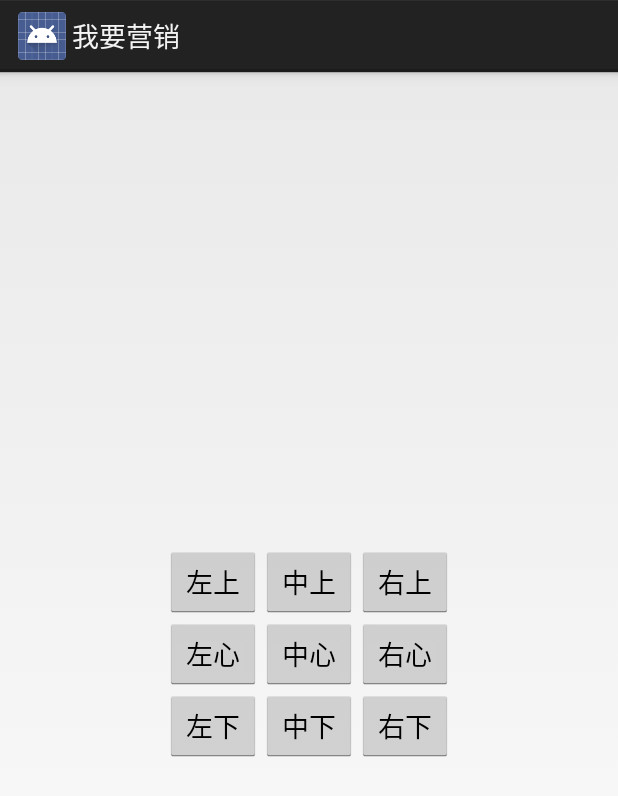
After one commit to xlblank/IGo, an Android app: the layout activity_relative.xml on its own in the app's theme, with its tools: preview values and no code run, on a phone screen of 412 x 824 dp. The commit adds this screen. Shown: the top 796 px of the screen. Run offline under Robolectric (Android 15) with nearby library versions, the phone set to English and light mode, and no system bars.

```diff
--- /dev/null
+++ b/app/src/main/res/layout/activity_relative.xml
@@ -0,0 +1,72 @@
+<?xml version="1.0" encoding="utf-8"?>
+<RelativeLayout xmlns:android="http://schemas.android.com/apk/res/android"
+    android:layout_width="match_parent"
+    android:layout_height="match_parent">
+
+
+    <Button
+        android:id="@+id/btn_center"
+        android:layout_width="wrap_content"
+        android:layout_height="wrap_content"
+        android:layout_centerInParent="true"
+        android:text="中心" />
+
+    <Button
+        android:layout_width="wrap_content"
+        android:layout_height="wrap_content"
+        android:layout_centerVertical="true"
+        android:layout_toLeftOf="@+id/btn_center"
+        android:text="左心" />
+
+
+    <Button
+        android:layout_width="wrap_content"
+        android:layout_height="wrap_content"
+        android:layout_centerVertical="true"
+        android:layout_toRightOf="@+id/btn_center"
+        android:text="右心" />
+
+    <Button
+        android:layout_width="wrap_content"
+        android:layout_height="wrap_content"
+        android:layout_above="@+id/btn_center"
+        android:layout_toLeftOf="@+id/btn_center"
+        android:text="左上" />
+
+    <Button
+        android:layout_width="wrap_content"
+        android:layout_height="wrap_content"
+        android:layout_above="@+id/btn_center"
+        android:layout_alignLeft="@+id/btn_center"
+        android:text="中上" />
+
+    <Button
+        android:layout_width="wrap_content"
+        android:layout_height="wrap_content"
+        android:layout_below="@+id/btn_center"
+        android:layout_toLeftOf="@+id/btn_center"
+        android:text="左下" />
+
+    <Button
+        android:layout_width="wrap_content"
+        android:layout_height="wrap_content"
+        android:layout_alignRight="@+id/btn_center"
+        android:layout_below="@+id/btn_center"
+        android:text="中下" />
+
+    <Button
+        android:layout_width="wrap_content"
+        android:layout_height="wrap_content"
+        android:layout_above="@+id/btn_center"
+        android:layout_toRightOf="@+id/btn_center"
+        android:text="右上" />
+
+    <Button
+        android:layout_width="wrap_content"
+        android:layout_height="wrap_content"
+        android:layout_below="@+id/btn_center"
+        android:layout_toRightOf="@+id/btn_center"
+        android:text="右下" />
+
+
+</RelativeLayout>
--- a/app/src/main/res/values/strings.xml
+++ b/app/src/main/res/values/strings.xml
@@ -1,3 +1,5 @@
 <resources>
-    <string name="app_name">IGo</string>
+    <string name="app_name">我要营销</string>
+
+
 </resources>
```
Also changed, not shown: app/src/main/AndroidManifest.xml (+9 -3 lines), app/src/main/java/com/ggyd/cmcc/igo/MainActivity.java (+9 -0 lines), app/src/main/res/layout/activity_linear.xml (added, +74 -0 lines), app/src/main/res/layout/activity_main.xml (+33 -11 lines), app/src/main/res/values/styles.xml (+12 -0 lines), app/src/main/res/drawable/find_gray.png (added), app/src/main/res/drawable/home_gray.png (added), app/src/main/res/drawable/hxm0.png (deleted), app/src/main/res/drawable/me_gray.png (added).
